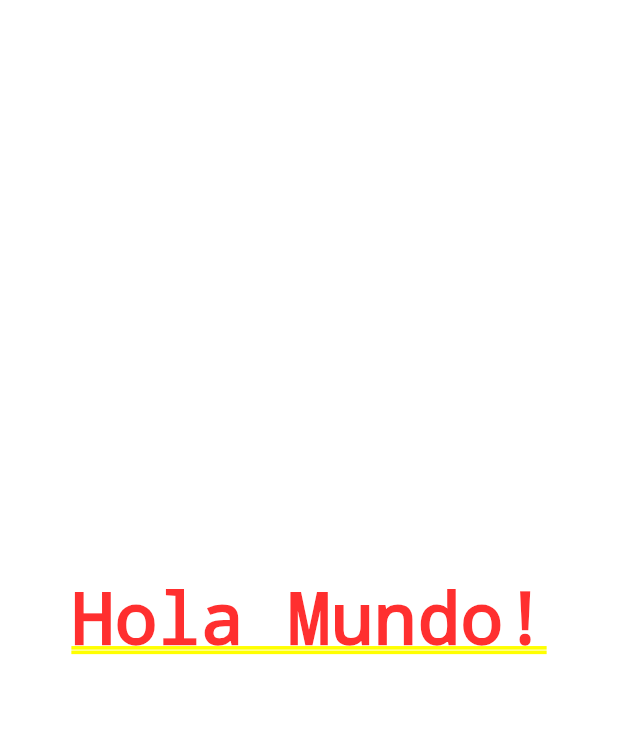
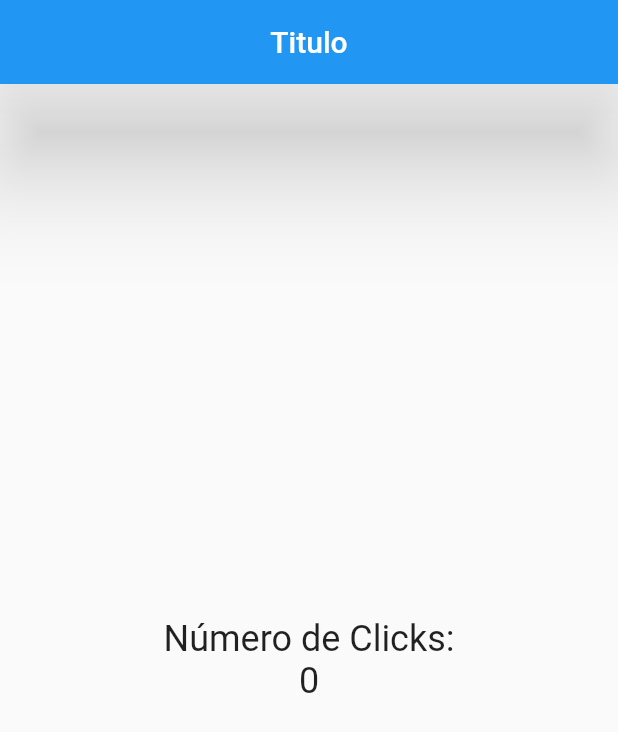
Before and after one commit to matisaffirio96/Flutter_Apps_UDM, a Flutter app: the screen it shows after launch, on a phone screen of 412 x 824 dp. Shown: the top 732 px of the screen. Run offline on Flutter 3.47's test engine with Material 2 defaults, Android fonts, the phone set to English and light mode, and no system bars.

Commit message:
estiloTexto
podes crear un tipo de clase con unos parametros a tu gusto

```diff
--- a/aplicacion_udemy/lib/src/app.dart
+++ b/aplicacion_udemy/lib/src/app.dart
@@ -1,3 +1,4 @@
+import 'package:aplicacion_udemy/src/pages/home_page.dart';
 import 'package:flutter/material.dart';
 
 class MyApp extends StatelessWidget {
@@ -5,7 +6,7 @@ class MyApp extends StatelessWidget {
   Widget build(context) {
     return MaterialApp(
       home: Center(
-        child: Text('Hola Mundo!'),
+        child: HomePage(),
       ),
     );
   }
--- a/aplicacion_udemy/lib/src/pages/home_page.dart
+++ b/aplicacion_udemy/lib/src/pages/home_page.dart
@@ -0,0 +1,30 @@
+import 'package:flutter/material.dart';
+
+class HomePage extends StatelessWidget {
+  final estiloTexto = new TextStyle(fontSize: 24.0);
+
+  @override
+  Widget build(BuildContext context) {
+    return Scaffold(
+      appBar: AppBar(
+        title: Text('Titulo'),
+        centerTitle: true,
+        elevation: 30.0,
+      ),
+      body: Center(
+          child: Column(
+        mainAxisAlignment: MainAxisAlignment.center,
+        children: <Widget>[
+          Text(
+            'Número de Clicks:',
+            style: estiloTexto,
+          ),
+          Text(
+            '0',
+            style: estiloTexto,
+          ),
+        ],
+      )),
+    );
+  }
+}
```
